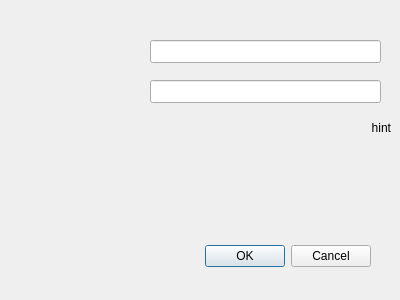
First picture: the form in qt-rtsp-client/logindialog.ui, repository BlueBird-0/qt-rtsp-client, before the edit.
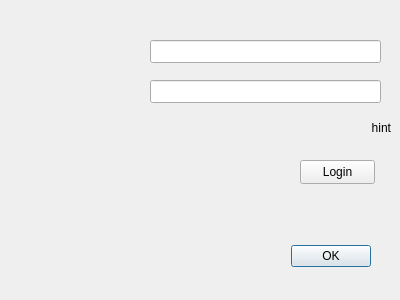
Second picture: the form after the edit.

Commit message:
feat: add login dialog sequence
add login sequence when program start
add sha256 encrypt function

Patch:
```diff
--- a/qt-rtsp-client/logindialog.ui
+++ b/qt-rtsp-client/logindialog.ui
@@ -26,7 +26,7 @@
     <enum>Qt::Horizontal</enum>
    </property>
    <property name="standardButtons">
-    <set>QDialogButtonBox::Cancel|QDialogButtonBox::Ok</set>
+    <set>QDialogButtonBox::StandardButton::Ok</set>
    </property>
   </widget>
   <widget class="QLineEdit" name="editID">
@@ -62,7 +62,20 @@
     <string>hint</string>
    </property>
    <property name="alignment">
-    <set>Qt::AlignRight|Qt::AlignTrailing|Qt::AlignVCenter</set>
+    <set>Qt::AlignmentFlag::AlignRight|Qt::AlignmentFlag::AlignTrailing|Qt::AlignmentFlag::AlignVCenter</set>
+   </property>
+  </widget>
+  <widget class="QPushButton" name="btnLogin">
+   <property name="geometry">
+    <rect>
+     <x>300</x>
+     <y>160</y>
+     <width>75</width>
+     <height>24</height>
+    </rect>
+   </property>
+   <property name="text">
+    <string>Login</string>
    </property>
   </widget>
  </widget>
```
Left out of the diff: 2 changed lines with no effect on the pictures. The commit also changes 12 other files.
